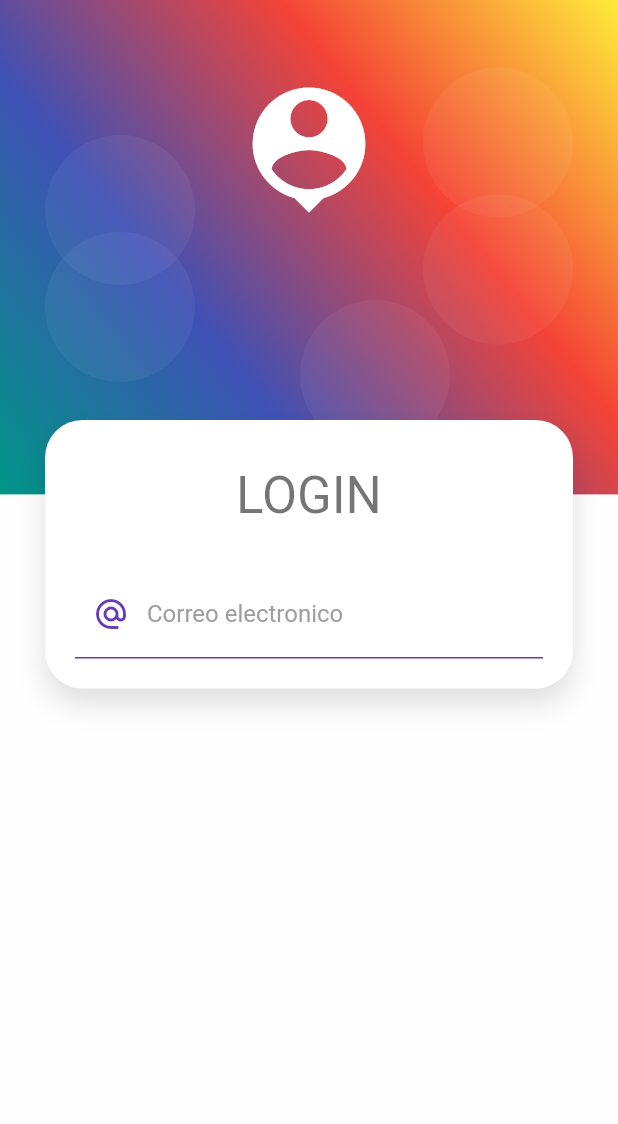
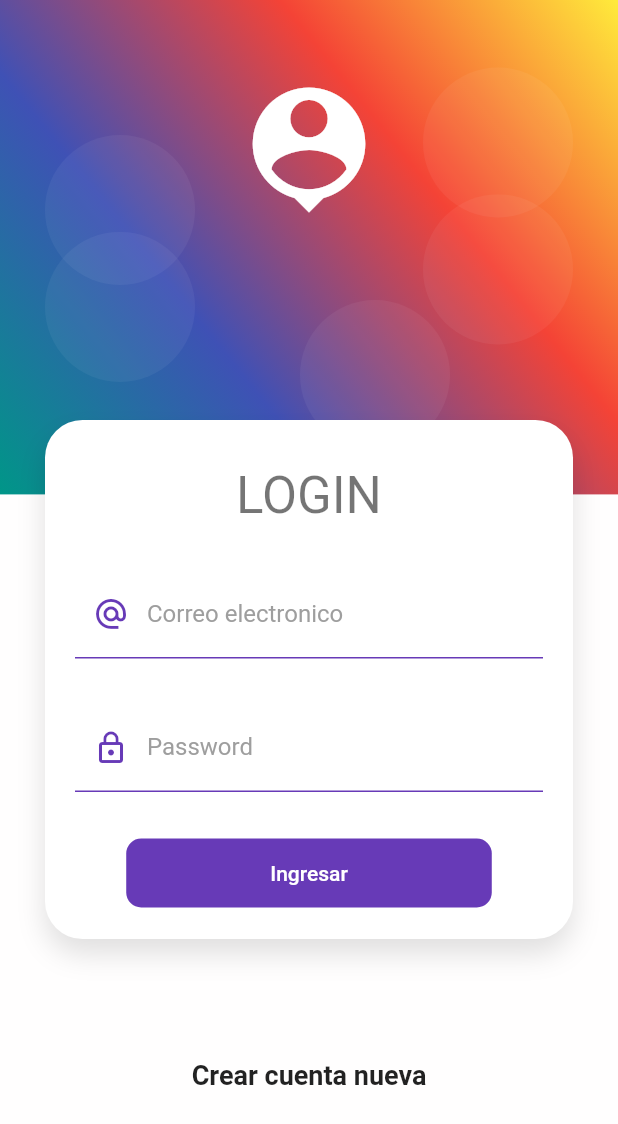
Before and after one commit to MarcosCM2000/productos_app, a Flutter app: the screen it shows after launch, on a phone screen of 412 x 824 dp. Shown: the top 1124 px of the screen. Run offline on Flutter 3.47's test engine with Material 2 defaults, Android fonts, the phone set to English and light mode, and no system bars.

Commit message:
login form edited

```diff
--- a/lib/screens/login_screen.dart
+++ b/lib/screens/login_screen.dart
@@ -1,5 +1,6 @@
 import 'package:flutter/material.dart';
 import './../widgets/widgets.dart';
+import './../ui/input_decorations.dart';
 
 class LoginScreen extends StatelessWidget {
   const LoginScreen({super.key});
@@ -20,7 +21,15 @@ class LoginScreen extends StatelessWidget {
               const SizedBox(height: 30),
               const _LoginForm()
             ]),
-          )
+          ),
+          const SizedBox(
+            height: 50,
+          ),
+          const Text('Crear cuenta nueva',
+              style: TextStyle(fontSize: 18, fontWeight: FontWeight.bold)),
+          const SizedBox(
+            height: 50,
+          ),
         ]),
       )),
     );
@@ -40,19 +49,41 @@ class _LoginForm extends StatelessWidget {
           TextFormField(
             autocorrect: false,
             keyboardType: TextInputType.emailAddress,
-            decoration: const InputDecoration(
-                enabledBorder: UnderlineInputBorder(
-                    borderSide: BorderSide(color: Colors.deepPurple)),
-                focusedBorder: UnderlineInputBorder(
-                    borderSide: BorderSide(color: Colors.deepPurple, width: 2)),
-                hintText: 'Email',
+            decoration: InputDecorations.authInputDecoration(
+                hintText: 'john.doe@gmail.com',
                 labelText: 'Correo electronico',
-                labelStyle: TextStyle(color: Colors.grey),
-                prefixIcon: Icon(
-                  Icons.alternate_email_sharp,
-                  color: Colors.deepPurple,
-                )),
-          )
+                prefixIcon: Icons.alternate_email_outlined),
+          ),
+          const SizedBox(
+            height: 30,
+          ),
+          TextFormField(
+            autocorrect: false,
+            keyboardType: TextInputType.visiblePassword,
+            decoration: InputDecorations.authInputDecoration(
+                hintText: '*****',
+                labelText: 'Password',
+                prefixIcon: Icons.lock_outline),
+          ),
+          const SizedBox(
+            height: 30,
+          ),
+          MaterialButton(
+              shape: RoundedRectangleBorder(
+                  borderRadius: BorderRadius.circular(10)),
+              disabledColor: Colors.grey,
+              elevation: 0,
+              color: Colors.deepPurple,
+              child: const Padding(
+                padding: EdgeInsets.symmetric(horizontal: 80, vertical: 15),
+                child: Text(
+                  'Ingresar',
+                  style: TextStyle(color: Colors.white),
+                ),
+              ),
+              onPressed: () {
+                //  TODO: Login form
+              })
         ],
       )),
     );
--- /dev/null
+++ b/lib/ui/input_decorations.dart
@@ -0,0 +1,23 @@
+import 'package:flutter/material.dart';
+
+class InputDecorations {
+  static InputDecoration authInputDecoration(
+      {required String hintText,
+      required String labelText,
+      IconData? prefixIcon}) {
+    return InputDecoration(
+        enabledBorder: const UnderlineInputBorder(
+            borderSide: BorderSide(color: Colors.deepPurple)),
+        focusedBorder: const UnderlineInputBorder(
+            borderSide: BorderSide(color: Colors.deepPurple, width: 2)),
+        hintText: hintText,
+        labelText: labelText,
+        labelStyle: const TextStyle(color: Colors.grey),
+        prefixIcon: prefixIcon != null
+            ? Icon(
+                prefixIcon,
+                color: Colors.deepPurple,
+              )
+            : null);
+  }
+}
```
